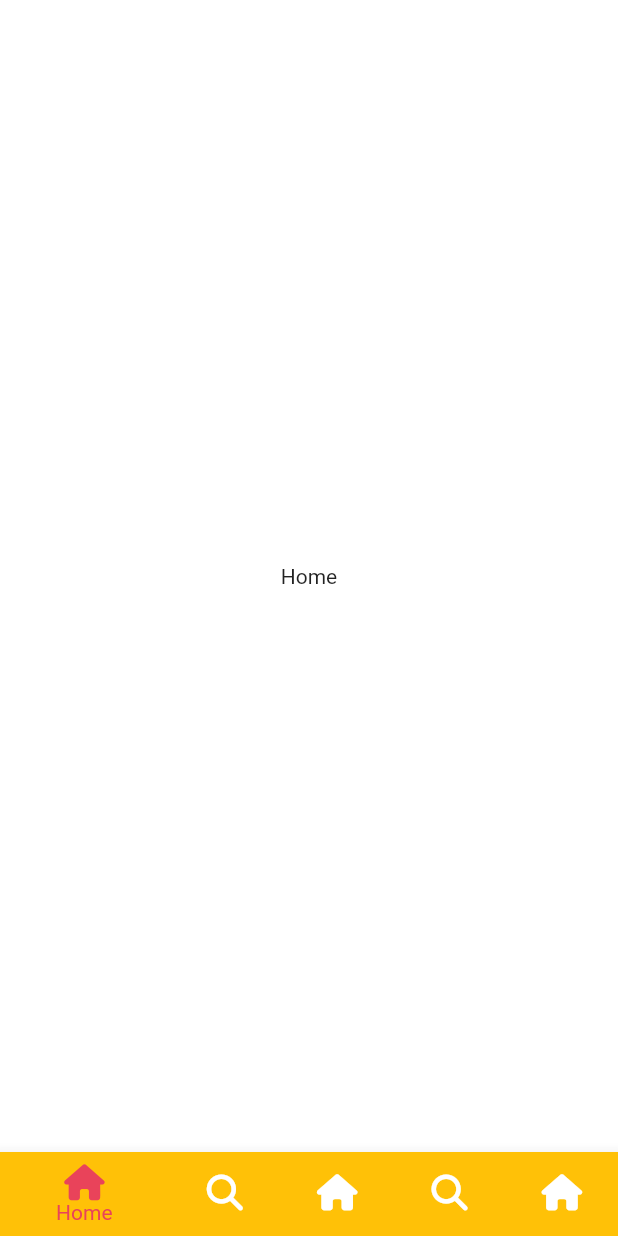
After one commit to shinung-han/nomad_coders_tiktok_clone_review, a Flutter app: the screen it shows after launch, on a phone screen of 412 x 824 dp. The commit adds this screen. Run offline on Flutter 3.47's test engine with Material 2 defaults, Android fonts, the phone set to English and light mode, and no system bars; our stand-ins replace font_awesome_flutter.

Commit message:
6.2 BottomNavigationBar

```diff
--- a/lib/features/authentication/birthday_screen.dart
+++ b/lib/features/authentication/birthday_screen.dart
@@ -30,10 +30,11 @@
   }
 
   void _onNextTap() {
-    Navigator.of(context).push(
+    Navigator.of(context).pushAndRemoveUntil(
       MaterialPageRoute(
         builder: (_) => const InterestsScreen(),
       ),
+      (route) => false,
     );
   }
 
--- a/lib/features/authentication/login_form_screen.dart
+++ b/lib/features/authentication/login_form_screen.dart
@@ -20,10 +20,11 @@
     if (_formKey.currentState != null) {
       if (_formKey.currentState!.validate()) {
         _formKey.currentState!.save();
-        Navigator.of(context).push(
+        Navigator.of(context).pushAndRemoveUntil(
           MaterialPageRoute(
             builder: (_) => const InterestsScreen(),
           ),
+          (route) => false,
         );
       }
     }
--- /dev/null
+++ b/lib/features/main_navigation/main_navigation_screen.dart
@@ -0,0 +1,82 @@
+import 'package:flutter/material.dart';
+import 'package:font_awesome_flutter/font_awesome_flutter.dart';
+
+class MainNavigationScreen extends StatefulWidget {
+  const MainNavigationScreen({super.key});
+
+  @override
+  State<MainNavigationScreen> createState() => _MainNavigationScreenState();
+}
+
+class _MainNavigationScreenState extends State<MainNavigationScreen> {
+  int _selectIndex = 0;
+
+  final screens = [
+    const Center(
+      child: Text('Home'),
+    ),
+    const Center(
+      child: Text('Search'),
+    ),
+    const Center(
+      child: Text('Home'),
+    ),
+    const Center(
+      child: Text('Search'),
+    ),
+    const Center(
+      child: Text('Home'),
+    ),
+  ];
+
+  void _onTap(int index) {
+    setState(() {
+      _selectIndex = index;
+    });
+  }
+
+  @override
+  Widget build(BuildContext context) {
+    return Scaffold(
+      body: screens[_selectIndex],
+      bottomNavigationBar: BottomNavigationBar(
+        mouseCursor: MouseCursor.defer,
+        currentIndex: _selectIndex,
+        onTap: _onTap,
+        selectedItemColor: Theme.of(context).primaryColor,
+        items: const [
+          BottomNavigationBarItem(
+            icon: FaIcon(FontAwesomeIcons.house),
+            label: "Home",
+            tooltip: 'What are you?',
+            backgroundColor: Colors.amber,
+          ),
+          BottomNavigationBarItem(
+            icon: FaIcon(FontAwesomeIcons.magnifyingGlass),
+            label: "Search",
+            tooltip: 'What are you?',
+            backgroundColor: Colors.blue,
+          ),
+          BottomNavigationBarItem(
+            icon: FaIcon(FontAwesomeIcons.house),
+            label: "Home",
+            tooltip: 'What are you?',
+            backgroundColor: Colors.pink,
+          ),
+          BottomNavigationBarItem(
+            icon: FaIcon(FontAwesomeIcons.magnifyingGlass),
+            label: "Search",
+            tooltip: 'What are you?',
+            backgroundColor: Colors.red,
+          ),
+          BottomNavigationBarItem(
+            icon: FaIcon(FontAwesomeIcons.house),
+            label: "Home",
+            tooltip: 'What are you?',
+            backgroundColor: Colors.teal,
+          ),
+        ],
+      ),
+    );
+  }
+}
--- a/lib/features/onboarding/tutorial_screen.dart
+++ b/lib/features/onboarding/tutorial_screen.dart
@@ -2,6 +2,7 @@
 import 'package:flutter/material.dart';
 import 'package:tiktok_clone_2/constants/gaps.dart';
 import 'package:tiktok_clone_2/constants/sizes.dart';
+import 'package:tiktok_clone_2/features/main_navigation/main_navigation_screen.dart';
 
 enum Direction { left, right }
 
@@ -40,6 +41,15 @@
         _showingPage = Page.first;
       });
     }
+  }
+
+  void _onEnterAppTap() {
+    Navigator.of(context).pushAndRemoveUntil(
+      MaterialPageRoute(
+        builder: (_) => const MainNavigationScreen(),
+      ),
+      (route) => false,
+    );
   }
 
   @override
@@ -115,7 +125,7 @@
               duration: const Duration(milliseconds: 300),
               opacity: _showingPage == Page.first ? 0 : 1,
               child: CupertinoButton(
-                onPressed: () {},
+                onPressed: _onEnterAppTap,
                 color: Theme.of(context).primaryColor,
                 child: const Text('Enter the app!'),
               ),
--- a/lib/main.dart
+++ b/lib/main.dart
@@ -1,6 +1,6 @@
 import 'package:flutter/material.dart';
 import 'package:tiktok_clone_2/constants/sizes.dart';
-import 'package:tiktok_clone_2/features/onboarding/interests_screen.dart';
+import 'package:tiktok_clone_2/features/main_navigation/main_navigation_screen.dart';
 
 void main() {
   runApp(
@@ -29,10 +29,10 @@
             fontSize: Sizes.size16 + Sizes.size2,
             fontWeight: FontWeight.w600,
           ),
-          )
+        ),
         // useMaterial3: true,
       ),
-      home: const InterestsScreen(),
+      home: const MainNavigationScreen(),
     );
   }
 }
```
Also changed, not shown: 1 other file. Lines whose indentation alone changed are shown as unchanged.
